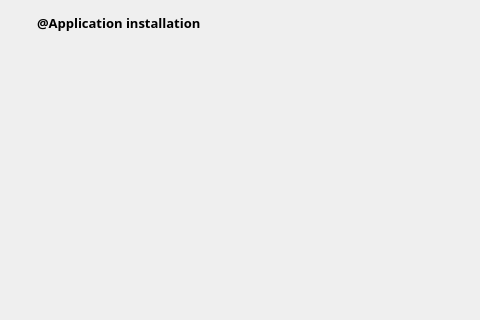
Qt form downloader/ui/window.ui (Covalia/standalone-deployer) before a commit; both pictures show x 0 to 480 and y 0 to 320 of the 700 by 450 pixel window.
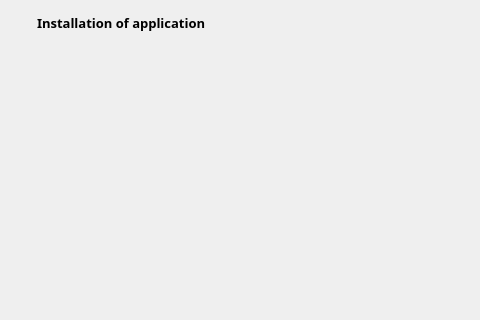
The same form after that commit. Icons and pictures are not drawn.

Diff of the .ui file:
```diff
--- a/downloader/ui/window.ui
+++ b/downloader/ui/window.ui
@@ -111,7 +111,7 @@
              </property>
              <property name="minimumSize">
               <size>
-               <width>0</width>
+               <width>200</width>
                <height>0</height>
               </size>
              </property>
@@ -127,7 +127,7 @@
               <string notr="true">color: @color-text-on-background ;</string>
              </property>
              <property name="text">
-              <string>@Application installation</string>
+              <string notr="true">Installation of application</string>
              </property>
             </widget>
            </item>
```
Left out of the diff: 69 changed lines with no effect on the pictures.
